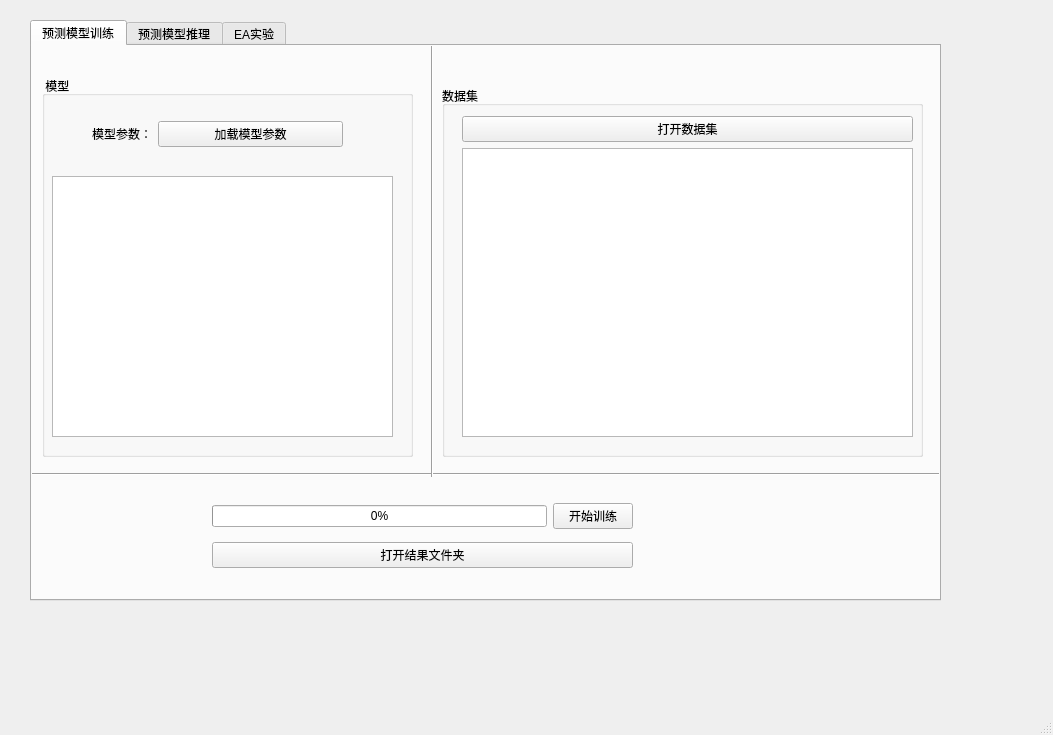
This is ui/main_page.ui in Znmangosteen/EvoTool as Qt 5 draws it before an edit. The edited form follows.
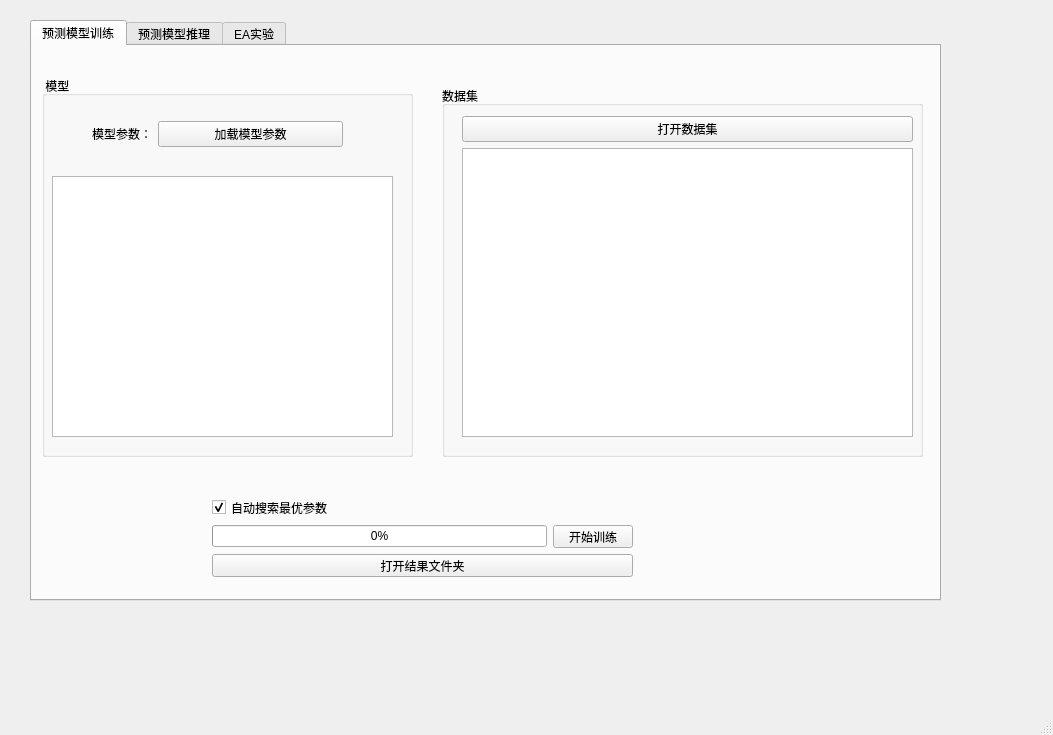
This is the edited form. The open tabs and pages were chosen to show the change.

```diff
--- a/ui/main_page.ui
+++ b/ui/main_page.ui
@@ -148,32 +148,6 @@
        </layout>
       </widget>
      </widget>
-     <widget class="Line" name="line">
-      <property name="geometry">
-       <rect>
-        <x>-20</x>
-        <y>420</y>
-        <width>931</width>
-        <height>16</height>
-       </rect>
-      </property>
-      <property name="orientation">
-       <enum>Qt::Horizontal</enum>
-      </property>
-     </widget>
-     <widget class="Line" name="line_2">
-      <property name="geometry">
-       <rect>
-        <x>390</x>
-        <y>-10</y>
-        <width>20</width>
-        <height>441</height>
-       </rect>
-      </property>
-      <property name="orientation">
-       <enum>Qt::Vertical</enum>
-      </property>
-     </widget>
      <widget class="QWidget" name="layoutWidget">
       <property name="geometry">
        <rect>
@@ -184,27 +158,40 @@
        </rect>
       </property>
       <layout class="QGridLayout" name="gridLayout_2">
-       <item row="0" column="0">
+       <item row="1" column="1">
+        <widget class="QPushButton" name="train_btn">
+         <property name="text">
+          <string>开始训练</string>
+         </property>
+        </widget>
+       </item>
+       <item row="1" column="0">
         <widget class="QProgressBar" name="progressBar">
          <property name="value">
           <number>0</number>
          </property>
         </widget>
        </item>
-       <item row="0" column="1">
-        <widget class="QPushButton" name="train_btn">
-         <property name="text">
-          <string>开始训练</string>
-         </property>
-        </widget>
-       </item>
-       <item row="1" column="0" colspan="2">
+       <item row="2" column="0" colspan="2">
         <widget class="QPushButton" name="open_result_btn">
          <property name="text">
           <string>打开结果文件夹</string>
          </property>
         </widget>
        </item>
+       <item row="0" column="0">
+        <widget class="QCheckBox" name="checkBox">
+         <property name="enabled">
+          <bool>true</bool>
+         </property>
+         <property name="text">
+          <string>自动搜索最优参数</string>
+         </property>
+         <property name="checked">
+          <bool>true</bool>
+         </property>
+        </widget>
+       </item>
       </layout>
      </widget>
     </widget>
```
Left out of the diff: 10 changed lines with no effect on the pictures.
